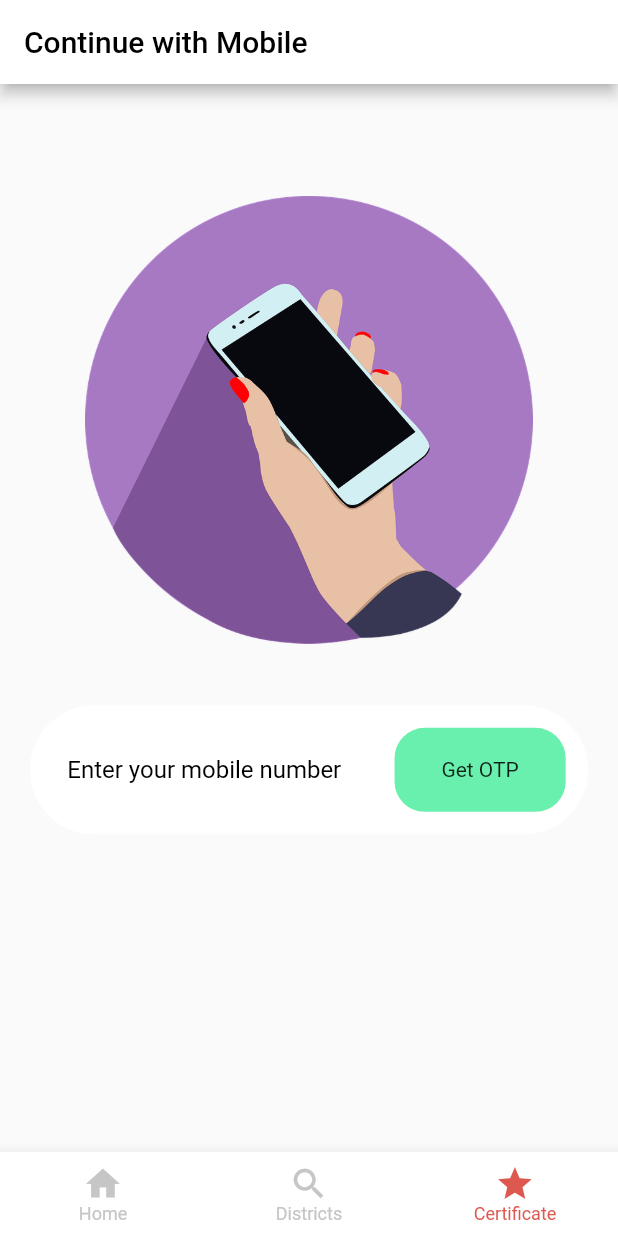
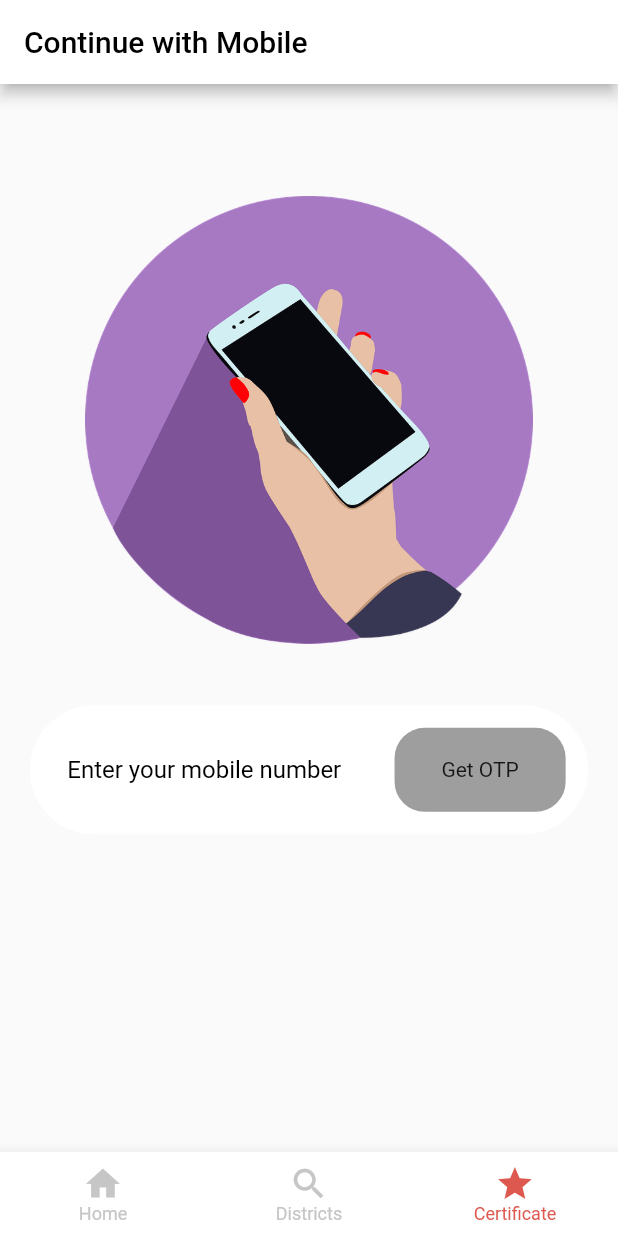
Before and after one commit to sidB67/CoVaccine, a Flutter app: the screen it shows after launch, item 3 of the bottom bar chosen, on a phone screen of 412 x 824 dp. Run offline on Flutter 3.47's test engine with Material 2 defaults, Android fonts, the phone set to English and light mode, and no system bars; our stand-ins replace open_file, shared_preferences; network calls fail.

Commit message:
added error handling phone no

```diff
--- a/lib/UI/authpage.dart
+++ b/lib/UI/authpage.dart
@@ -14,7 +14,7 @@ class _AuthPageState extends State<AuthPage> {
   String phNo = '';
   bool isLoading = false;
   @override
-
+  TextEditingController _phoneController = TextEditingController();
   @override
   Widget build(BuildContext context) {
     SizeConfig().init(context);
@@ -58,6 +58,7 @@ class _AuthPageState extends State<AuthPage> {
                       Flexible(
                         flex: 2,
                         child: TextField(
+                          controller: _phoneController,
                           decoration: InputDecoration(
                               border: InputBorder.none,
                               contentPadding: EdgeInsets.only(
@@ -73,7 +74,7 @@ class _AuthPageState extends State<AuthPage> {
                       Expanded(
                           flex: 1,
                           child: GestureDetector(
-                            onTap: () async {
+                            onTap:_phoneController.text.length==10? () async {
                               setState(() {
                                 isLoading = true;
                               });
@@ -102,11 +103,11 @@ class _AuthPageState extends State<AuthPage> {
                                   isLoading = false;
                                 });
                               }
-                            },
+                            }:null,
                             child: Container(
                               height: SizeConfig.safeBlockVertical * 50,
                               decoration: BoxDecoration(
-                                color: Colors.greenAccent,
+                                color:_phoneController.text.length==10? Colors.greenAccent:Colors.grey,
                                 borderRadius: BorderRadius.circular(20),
                               ),
                               child: Center(
```
